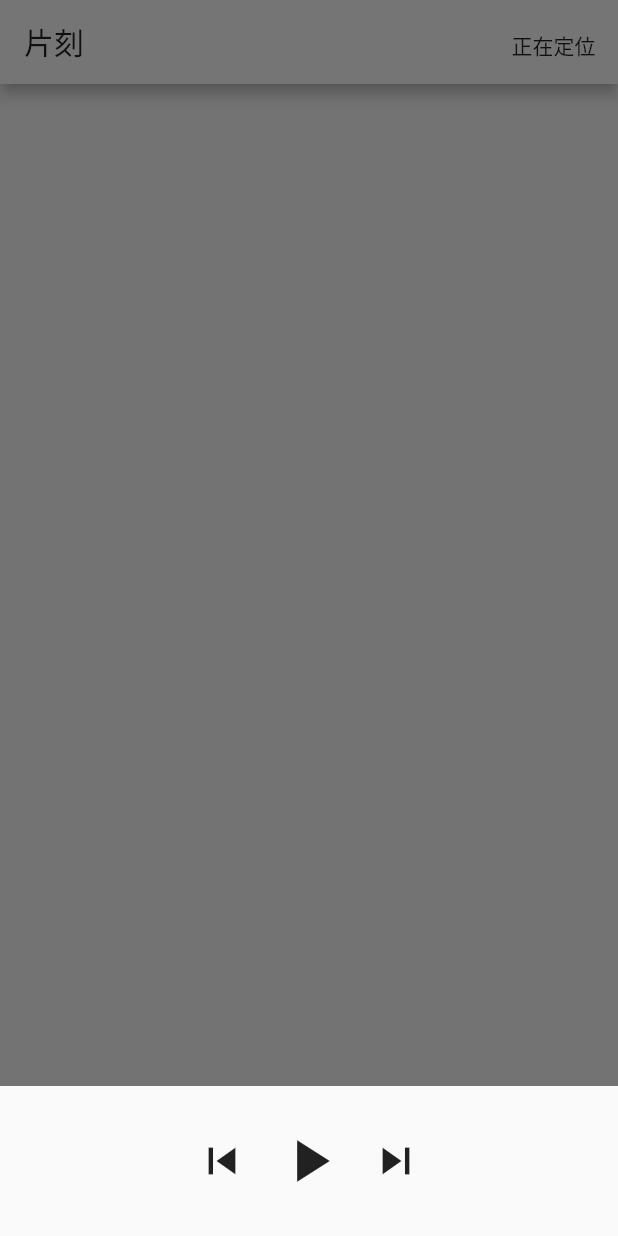
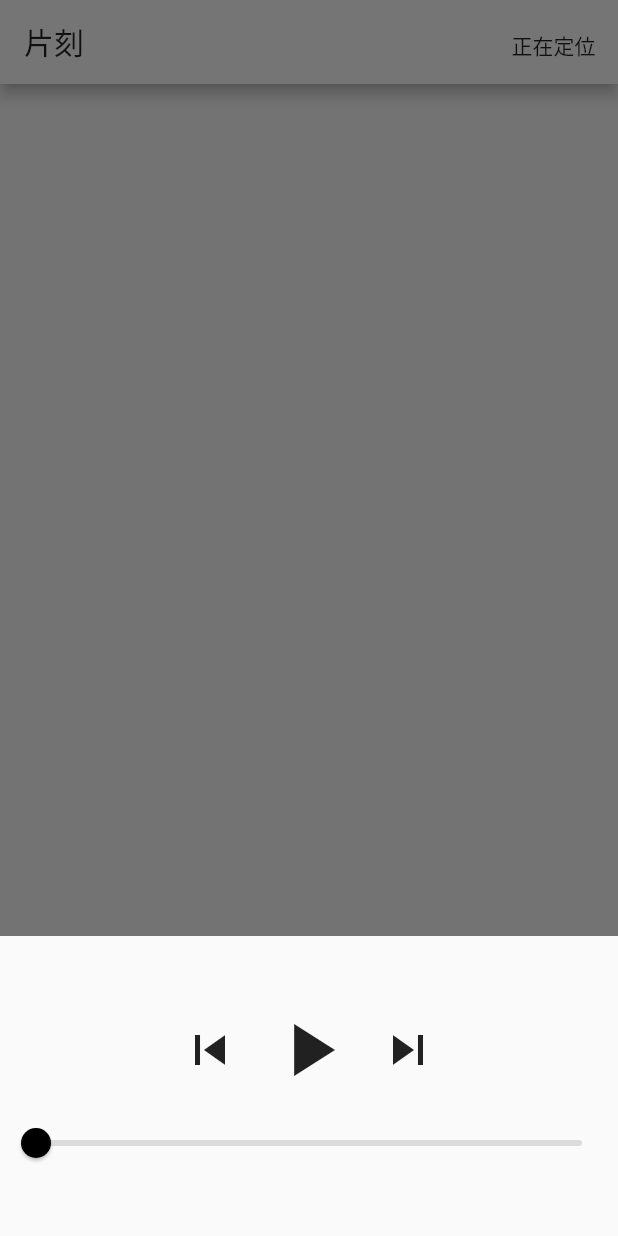
Before and after one commit to zhaoo/flutter_moment, a Flutter app: the screen it shows after launch, after a tap on the "album" icon, on a phone screen of 412 x 824 dp. Run offline on Flutter 3.47's test engine with Material 2 defaults, Android fonts, the phone set to English and light mode, and no system bars; our stand-ins replace audioplayers, transparent_image; missing offline and left inert: amap_location, location_permissions; network calls fail.

Commit message:
add postion

```diff
--- a/lib/pages/home.dart
+++ b/lib/pages/home.dart
@@ -1,7 +1,6 @@
 import 'package:flutter/material.dart';
 import 'package:flutter_moment/api/cloud_music_api.dart';
 import 'package:flutter_moment/api/weather_api.dart';
-import 'dart:math';
 import 'package:transparent_image/transparent_image.dart';
 import 'package:audioplayers/audioplayers.dart';
 import 'package:amap_location/amap_location.dart';
@@ -16,6 +15,9 @@ class _HomeState extends State<Home> {
   WeatherApi weatherApi = new WeatherApi();
   CloudMusicApi cloudMusicApi = new CloudMusicApi();
   AudioPlayer audioPlayer = AudioPlayer();
+  AudioPlayerState playerState;
+  Duration position = new Duration(hours: 0, minutes: 0, seconds: 0);
+  Duration duration = new Duration(hours: 0, minutes: 0, seconds: 0);
 
   Map<String, String> currentMusic;
   Map<String, String> weather;
@@ -28,6 +30,12 @@ class _HomeState extends State<Home> {
     _getRandMusic();
   }
 
+  @override
+  void deactivate() async {
+    await audioPlayer.release();
+    super.deactivate();
+  }
+
   void _getWeather() async {
     PermissionStatus permission =
         await LocationPermissions().requestPermissions();
@@ -38,6 +46,7 @@ class _HomeState extends State<Home> {
         desiredAccuracy: CLLocationAccuracy.kCLLocationAccuracyHundredMeters));
     AMapLocation loc = await AMapLocationClient.getLocation(true);
     String city = loc.city;
+    print(city);
     Set filterCity = {'市', '区', '县', '省'};
     filterCity.forEach((e) {
       if (city.contains(e)) {
@@ -68,18 +77,6 @@ class _HomeState extends State<Home> {
         'commentUser': comment['user']['nickname'],
       };
     });
-  }
-
-  void _playMusic() async {
-    await audioPlayer.play(currentMusic['url']);
-  }
-
-  void _stopMusic() async {
-    await audioPlayer.stop();
-  }
-
-  void _pauseMusic() async {
-    await audioPlayer.pause();
   }
 
   @override
@@ -168,49 +165,81 @@ class _HomeState extends State<Home> {
         builder: (BuildContext context) {
           return StatefulBuilder(
               builder: (BuildContext context, StateSetter state) {
+            audioPlayer.onPlayerStateChanged.listen((AudioPlayerState s) {
+              state(() => playerState = s);
+            });
+
+            audioPlayer.onAudioPositionChanged.listen((Duration p) {
+              state(() => position = p);
+            });
+
+            audioPlayer.onDurationChanged.listen((Duration d) {
+              state(() => duration = d);
+            });
+
+            void _playMusic() async {
+              await audioPlayer.play(currentMusic['url']);
+            }
+
+            void _stopMusic() async {
+              await audioPlayer.stop();
+            }
+
+            void _pauseMusic() async {
+              await audioPlayer.pause();
+            }
+
             return Container(
-              height: 100,
-              child: Center(
-                child: Row(
+                height: 200,
+                child: Column(
+                  mainAxisAlignment: MainAxisAlignment.center,
+                  children: <Widget>[
+                    Row(
                       mainAxisAlignment: MainAxisAlignment.center,
                       children: <Widget>[
                         IconButton(
-                      iconSize: 36,
+                          iconSize: 40,
                           icon: Icon(Icons.skip_previous),
                           onPressed: () {
+                            _pauseMusic();
                             _getRandMusic();
                           },
                         ),
                         IconButton(
-                      iconSize: 48,
-                      icon: playStatus == 'play'
+                          iconSize: 60,
+                          icon: playerState == AudioPlayerState.PLAYING
                               ? Icon(Icons.pause)
                               : Icon(Icons.play_arrow),
                           onPressed: () {
-                        if (playStatus == 'play') {
-                          state(() {
-                            playStatus = 'pause';
-                          });
+                            if (playerState == AudioPlayerState.PLAYING) {
                               _pauseMusic();
                             } else {
-                          state(() {
-                            playStatus = 'play';
-                          });
                               _playMusic();
                             }
                           },
                         ),
                         IconButton(
-                      iconSize: 36,
+                          iconSize: 40,
                           icon: Icon(Icons.skip_next),
                           onPressed: () {
+                            _pauseMusic();
                             _getRandMusic();
                           },
                         ),
                       ],
                     ),
+                    Slider(
+                      value: position.inSeconds.toDouble(),
+                      max: duration.inSeconds.toDouble(),
+                      min: 0.0,
+                      activeColor: Colors.black,
+                      inactiveColor:Colors.black12,
+                      onChanged: (double val) async {
+                        await audioPlayer.seek(Duration(seconds: val.toInt()));
+                      },
                     ),
-            );
+                  ],
+                ));
           });
         });
   }
```
Lines whose indentation alone changed are shown as unchanged.
